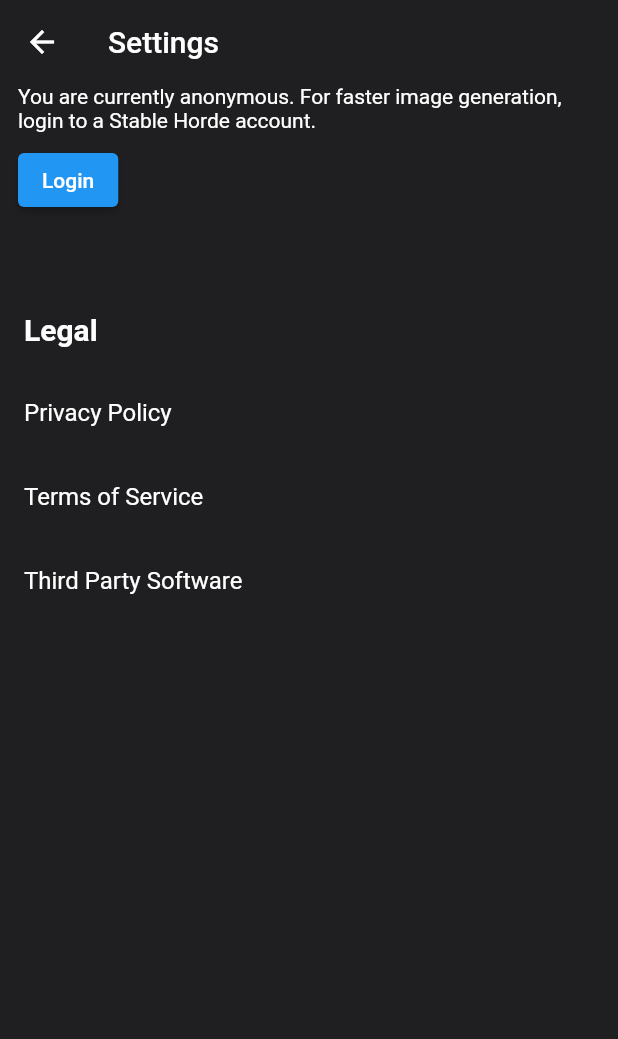
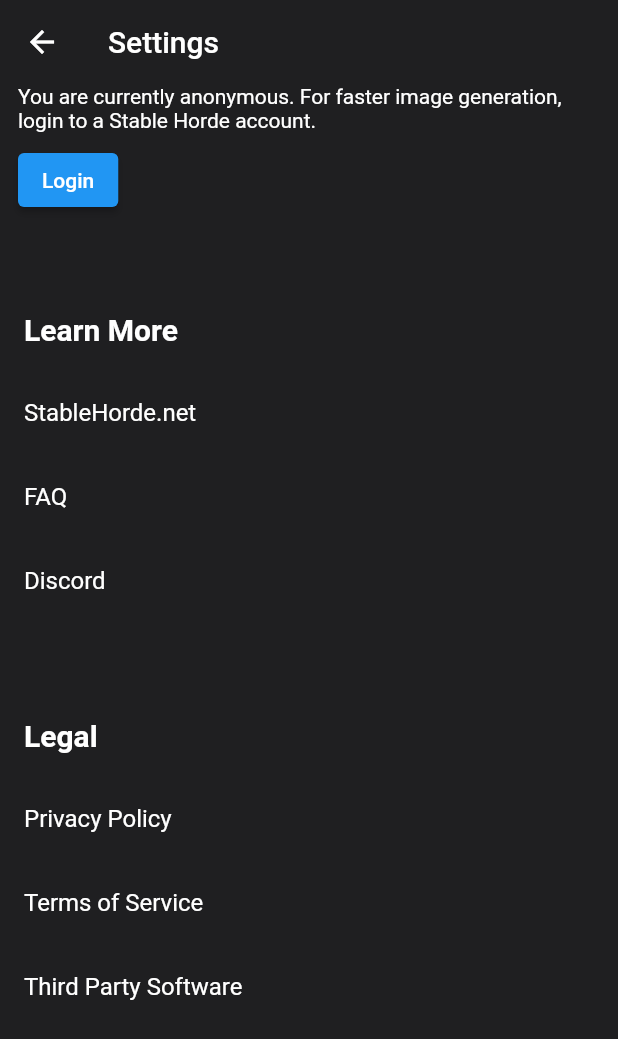
Before and after one commit to ndahlquist/stable-horde-flutter, a Flutter app: the SettingsPage screen opened directly, on a phone screen of 412 x 824 dp. Shown: the top 1039 px of the screen. Run offline on Flutter 3.47's test engine with Material 2 defaults, Android fonts, the phone set to English and light mode, and no system bars; our stand-ins replace cached_network_image, expandable, firebase_core, firebase_remote_config, google_fonts, isar and 3 more; accounts and stored records are empty; generated files the repository leaves out were written again; network calls fail; Roboto replaces fonts that are missing (Ubuntu).

Commit message:
Add links to settings page. (#40)

```diff
--- a/lib/pages/settings_page.dart
+++ b/lib/pages/settings_page.dart
@@ -21,6 +21,41 @@ class SettingsPage extends StatelessWidget {
           crossAxisAlignment: CrossAxisAlignment.start,
           children: [
             const UserWidget(),
+            const Padding(
+              padding: EdgeInsets.only(
+                top: 64.0,
+                left: 16.0,
+                bottom: 16,
+              ),
+              child: Text(
+                'Learn More',
+                style: TextStyle(
+                  fontSize: 20,
+                  fontWeight: FontWeight.bold,
+                ),
+                textAlign: TextAlign.left,
+              ),
+            ),
+            ListTile(
+              title: const Text('StableHorde.net'),
+              onTap: () {
+                launchUrlInExternalApp('https://stablehorde.net');
+              },
+            ),
+            ListTile(
+              title: const Text('FAQ'),
+              onTap: () {
+                launchUrlInExternalApp(
+                  'https://github.com/db0/AI-Horde/blob/main/FAQ.md',
+                );
+              },
+            ),
+            ListTile(
+              title: const Text('Discord'),
+              onTap: () {
+                launchUrlInExternalApp('https://discord.gg/3DxrhksKzn');
+              },
+            ),
             const Padding(
               padding: EdgeInsets.only(
                 top: 64.0,
```
